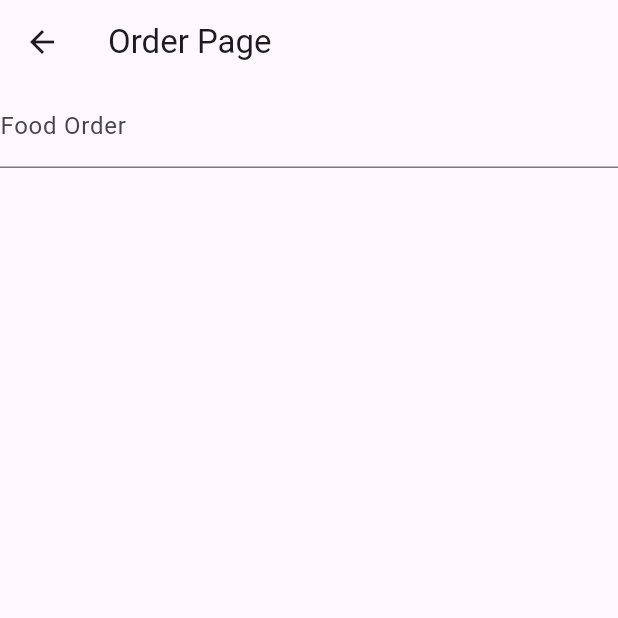
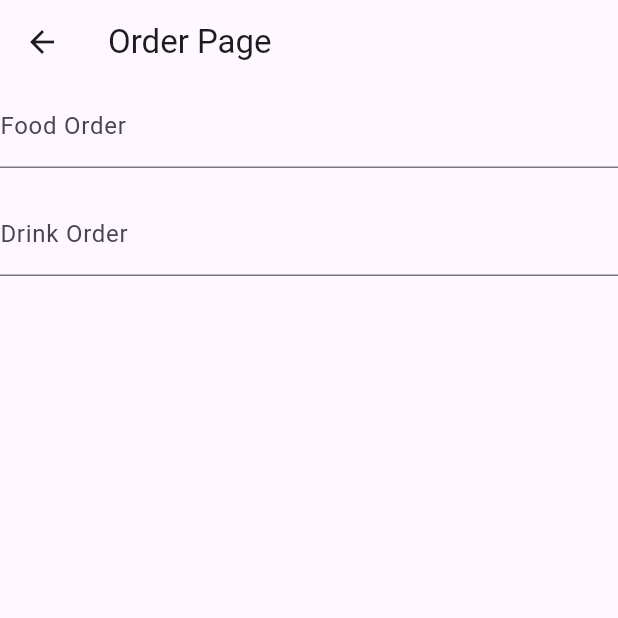
Before and after one commit to Aryaaa30/20220140114_act4, a Flutter app: the OrderPage screen opened directly, on a phone screen of 412 x 824 dp, the top half of it. Run offline on Flutter 3.47's test engine with Material 3 defaults, Android fonts, the light colour scheme and no system bars.

Commit message:
Menambahkan Input Drink Order

```diff
--- a/lib/order_page.dart
+++ b/lib/order_page.dart
@@ -43,6 +43,16 @@ class _OrderPageState extends State<OrderPage> {
                 return null;
               },
             ),
+            TextFormField(
+              controller: minumanController,
+              decoration: const InputDecoration(labelText: 'Drink Order'),
+              validator: (value) {
+                if (value == null || value.isEmpty) {
+                  return 'Please enter your drink order';
+                }
+                return null;
+              },
+            ),
           ],
         ),
       ),
```
